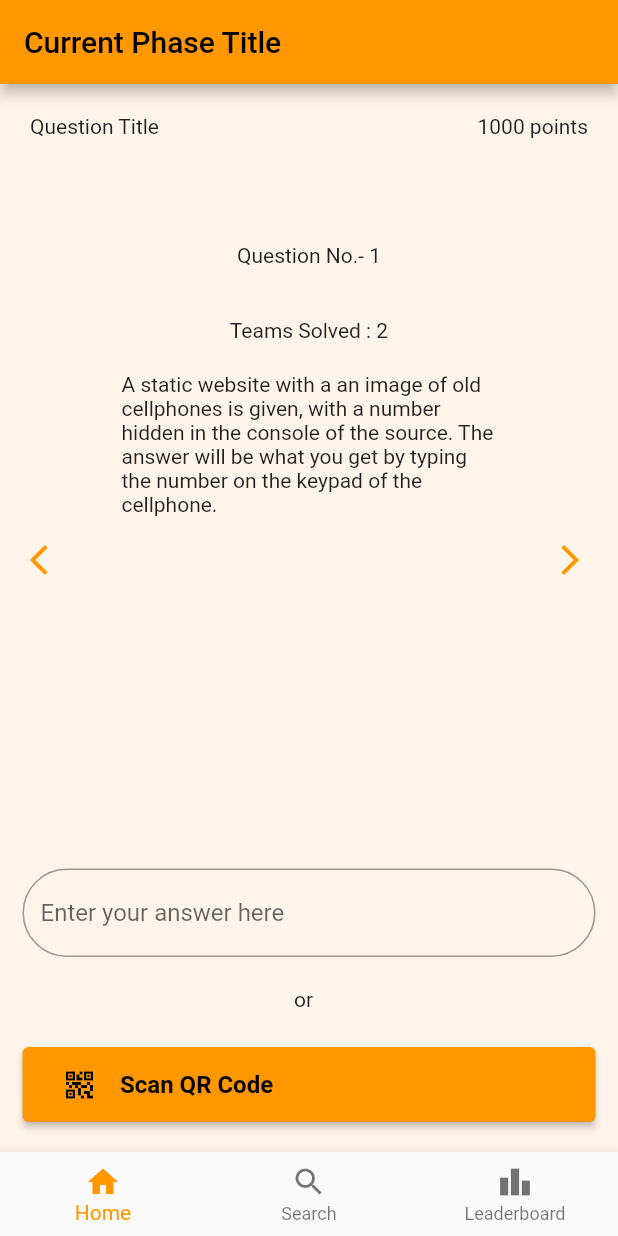
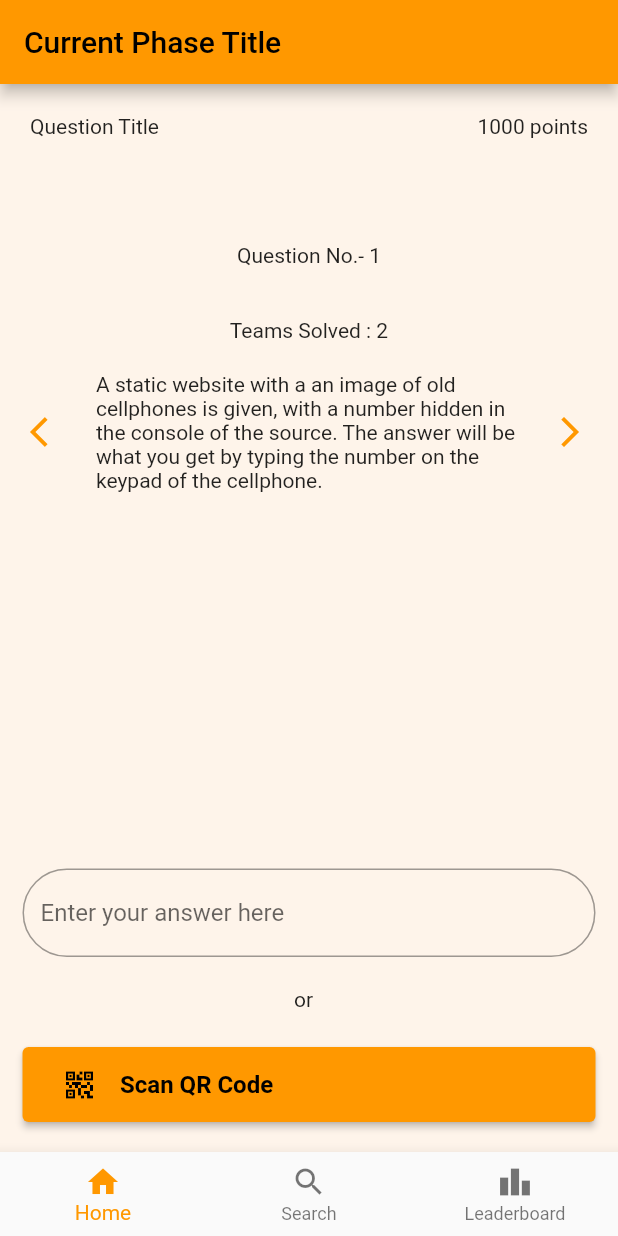
Before and after one commit to Supratim69/DemoApp, a Flutter app: the screen it shows after launch, on a phone screen of 412 x 824 dp. Run offline on Flutter 3.47's test engine with Material 2 defaults, Android fonts, the light colour scheme and no system bars.

Commit message:
fix: content overflow

```diff
--- a/cryptic_hunt/lib/QuestionScreen.dart
+++ b/cryptic_hunt/lib/QuestionScreen.dart
@@ -72,13 +72,17 @@ class _QuestionScreenState extends State<QuestionScreen> {
                                 onPressed: () =>
                                     QuestionProvider.previousQuestion(),
                                 child: Icon(Icons.arrow_back_ios)),
-                            SingleChildScrollView(
+                            Expanded(
                               child: SizedBox(
-                                height: 250,
-                                width: 250,
-                                child: Text(QuestionProvider.currentQuestion),
-                              ),
+                                  width: 240,
+                                  child:
+                                      Text(QuestionProvider.currentQuestion)),
                             ),
+                            // Container(
+                            //   width: 250,
+                            //   child: Text(QuestionProvider.currentQuestion),
+                            // ),
+
                             TextButton(
                                 onPressed: () =>
                                     QuestionProvider.nextQuestion(),
```
